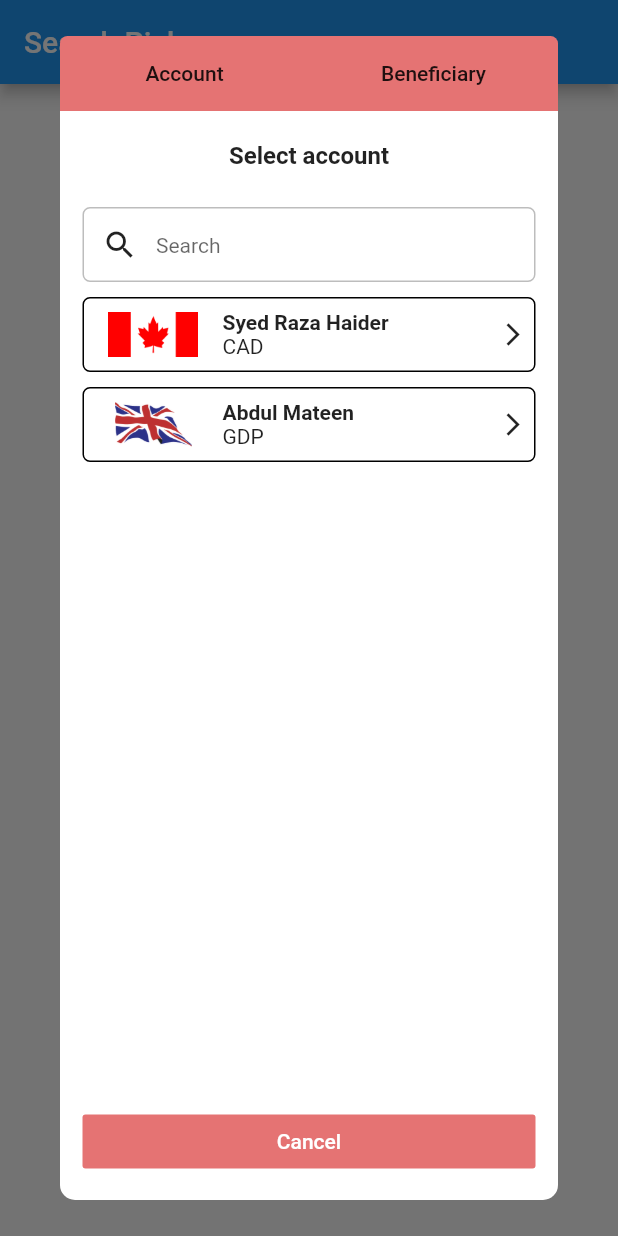
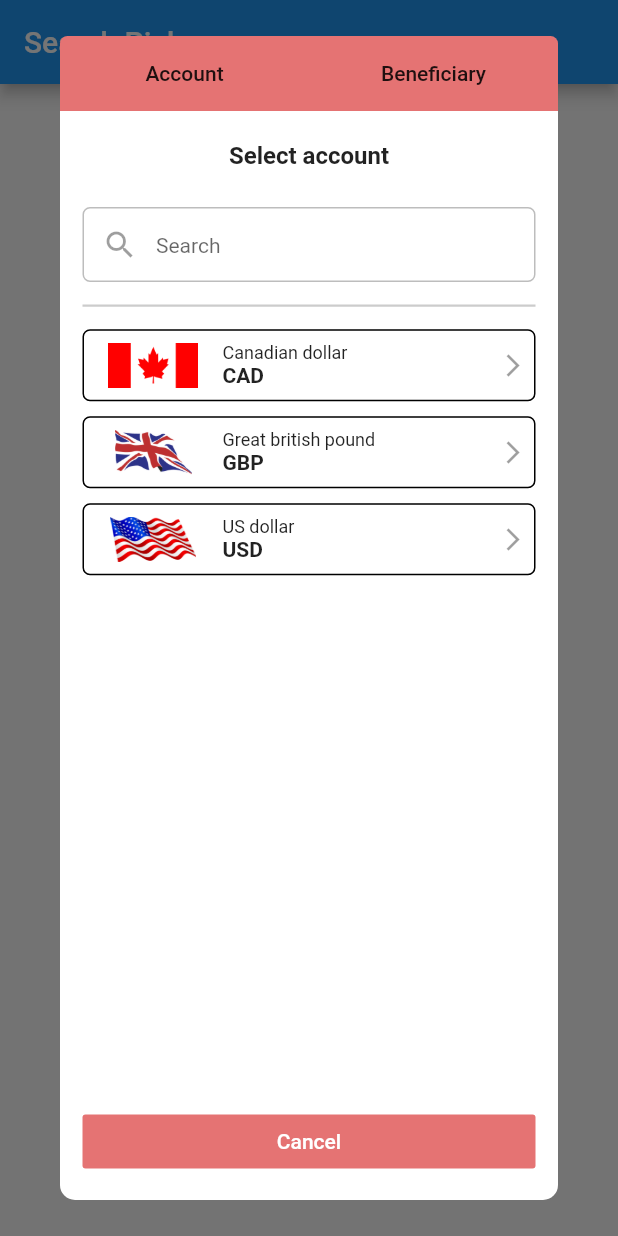
Before and after one commit to raxahai/search_picker, a Flutter app: the screen it shows after launch, after a tap on "Show Dialog", on a phone screen of 412 x 824 dp. Run offline on Flutter 3.47's test engine with Material 2 defaults, Android fonts, the phone set to English and light mode, and no system bars.

Commit message:
added images and refactored code american-flag was added to assets while minor changes were made in content-box and home file

```diff
--- a/lib/screens/home.dart
+++ b/lib/screens/home.dart
@@ -17,13 +17,16 @@ class _MyHomePageState extends State<MyHomePage> {
   List<PickerData> userData = [
     PickerData(
         image: "assets/images/canada-flag.png",
-        title: 'Syed Raza Haider',
+        title: 'Canadian dollar',
         subTitle: 'CAD'),
     PickerData(
         image: "assets/images/united-kingdom-flag.png",
-        title: 'Abdul Mateen',
-        subTitle: 'GDP'),
-    // PickerData(title: 'Abdul samad', subTitle: 'GDP'),
+        title: 'Great british pound',
+        subTitle: 'GBP'),
+    PickerData(
+        image: "assets/images/america-flag-png.png",
+        title: 'US dollar',
+        subTitle: 'USD'),
     // PickerData(title: 'Umair Rabbani', subTitle: 'PKR'),
     // PickerData(title: 'Obaid Saleem', subTitle: 'IND'),
     // PickerData(title: 'Junaid Khan', subTitle: 'SAR'),
--- a/lib/widgets/content_box.dart
+++ b/lib/widgets/content_box.dart
@@ -17,10 +17,11 @@ class _ContentBoxState extends State<ContentBox> {
     filteredList = widget.list;
   }
 
+  Color themeColor = Colors.red[300];
+
   @override
   Widget build(BuildContext context) {
     return Container(
-      // padding: EdgeInsets.only(left: 20, top: 30, right: 20, bottom: 20),
       decoration: BoxDecoration(
         shape: BoxShape.rectangle,
         color: Colors.white,
@@ -38,7 +39,7 @@ class _ContentBoxState extends State<ContentBox> {
                         child: FlatButton(
                           child: Text("Account"),
                           onPressed: () {},
-                          color: Colors.red[300],
+                          color: themeColor,
                           shape: RoundedRectangleBorder(
                             borderRadius: BorderRadius.only(
                               topLeft: Radius.circular(5),
@@ -53,7 +54,7 @@ class _ContentBoxState extends State<ContentBox> {
                         child: FlatButton(
                           child: Text("Beneficiary"),
                           onPressed: () {},
-                          color: Colors.red[300],
+                          color: themeColor,
                           shape: RoundedRectangleBorder(
                             borderRadius: BorderRadius.only(
                               topRight: Radius.circular(5),
@@ -85,6 +86,7 @@ class _ContentBoxState extends State<ContentBox> {
                         padding: const EdgeInsets.symmetric(horizontal: 12.0),
                         child: new Icon(
                           Icons.search,
+                          color: Colors.black38,
                         ),
                       ),
                       Expanded(
@@ -107,7 +109,15 @@ class _ContentBoxState extends State<ContentBox> {
                   ),
                 ),
                 SizedBox(
-                  height: 10,
+                  height: 15,
+                ),
+                Container(
+                  height: 1.5,
+                  margin: EdgeInsets.symmetric(horizontal: 15),
+                  color: Colors.black.withOpacity(0.2),
+                ),
+                SizedBox(
+                  height: 15,
                 ),
                 Expanded(
                   child: ListView.builder(
@@ -137,16 +147,20 @@ class _ContentBoxState extends State<ContentBox> {
                                   children: [
                                     Text(
                                       filteredList[index].title,
+                                      style: TextStyle(fontSize: 12),
+                                    ),
+                                    Text(
+                                      filteredList[index].subTitle,
                                       style: TextStyle(
                                           fontWeight: FontWeight.bold),
                                     ),
-                                    Text(filteredList[index].subTitle),
                                   ],
                                 ),
                               ),
                               Icon(
                                 Icons.arrow_forward_ios,
                                 size: 18,
+                                color: Colors.black38,
                               ),
                             ],
                           ));
@@ -166,7 +180,7 @@ class _ContentBoxState extends State<ContentBox> {
                             "Cancel",
                             style: TextStyle(color: Colors.white),
                           ),
-                          color: Colors.red[300],
+                          color: themeColor,
                         ),
                       ),
                     ],
```
Also changed, not shown: assets/images/america-flag-png.png (added).
